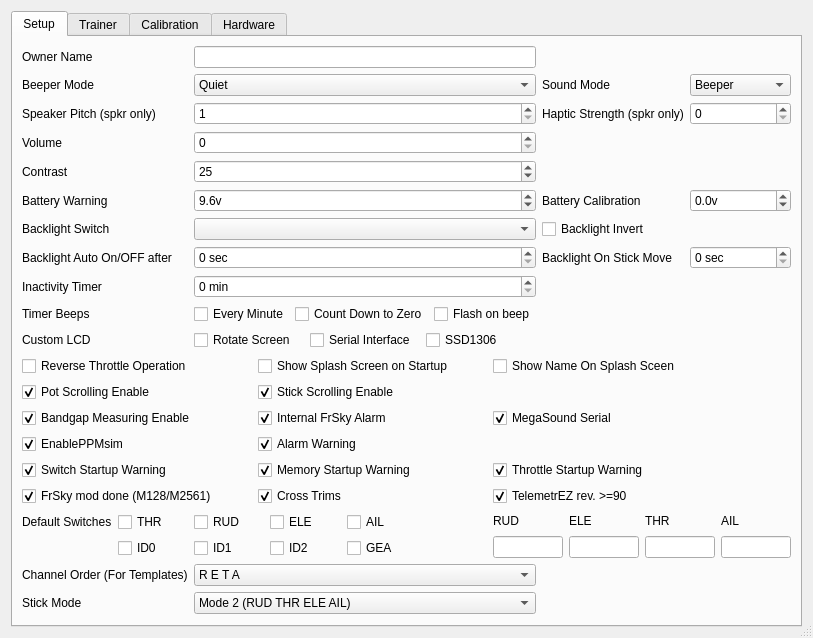
Above: eepe/eepe/src/generaledit.ui from MikeBland/mbtx before the change. Below: the same form after it.
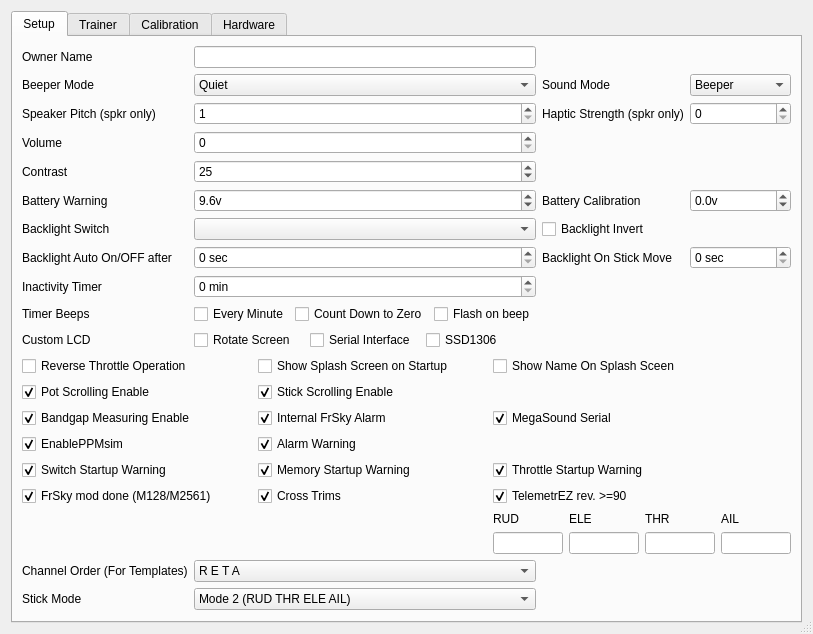
That is the form after the change. The open tabs and pages were chosen to show the change. Icons and pictures are not drawn.

What changed in the file:
```diff
--- a/eepe/eepe/src/generaledit.ui
+++ b/eepe/eepe/src/generaledit.ui
@@ -136,71 +136,7 @@
           </widget>
          </item>
          <item row="10" column="0" colspan="2">
-          <layout class="QGridLayout" name="gridLayout_7" columnminimumwidth="0,0,0,0,0,0">
-           <item row="0" column="1">
-            <widget class="QCheckBox" name="switchDefPos_1">
-             <property name="text">
-              <string>THR</string>
-             </property>
-            </widget>
-           </item>
-           <item row="0" column="2">
-            <widget class="QCheckBox" name="switchDefPos_2">
-             <property name="text">
-              <string>RUD</string>
-             </property>
-            </widget>
-           </item>
-           <item row="0" column="3">
-            <widget class="QCheckBox" name="switchDefPos_3">
-             <property name="text">
-              <string>ELE</string>
-             </property>
-            </widget>
-           </item>
-           <item row="0" column="4" colspan="2">
-            <widget class="QCheckBox" name="switchDefPos_7">
-             <property name="text">
-              <string>AIL</string>
-             </property>
-            </widget>
-           </item>
-           <item row="1" column="1">
-            <widget class="QCheckBox" name="switchDefPos_4">
-             <property name="text">
-              <string>ID0</string>
-             </property>
-            </widget>
-           </item>
-           <item row="1" column="2">
-            <widget class="QCheckBox" name="switchDefPos_5">
-             <property name="text">
-              <string>ID1</string>
-             </property>
-            </widget>
-           </item>
-           <item row="1" column="3">
-            <widget class="QCheckBox" name="switchDefPos_6">
-             <property name="text">
-              <string>ID2</string>
-             </property>
-            </widget>
-           </item>
-           <item row="1" column="4" colspan="2">
-            <widget class="QCheckBox" name="switchDefPos_8">
-             <property name="text">
-              <string>GEA</string>
-             </property>
-            </widget>
-           </item>
-           <item row="0" column="0">
-            <widget class="QLabel" name="labelDefSwitch">
-             <property name="text">
-              <string>Default Switches</string>
-             </property>
-            </widget>
-           </item>
-          </layout>
+          <layout class="QGridLayout" name="gridLayout_7"/>
          </item>
          <item row="6" column="1">
           <widget class="QCheckBox" name="alarmwarnChkB">
```
Left out of the diff: 2 changed lines with no effect on the pictures.
